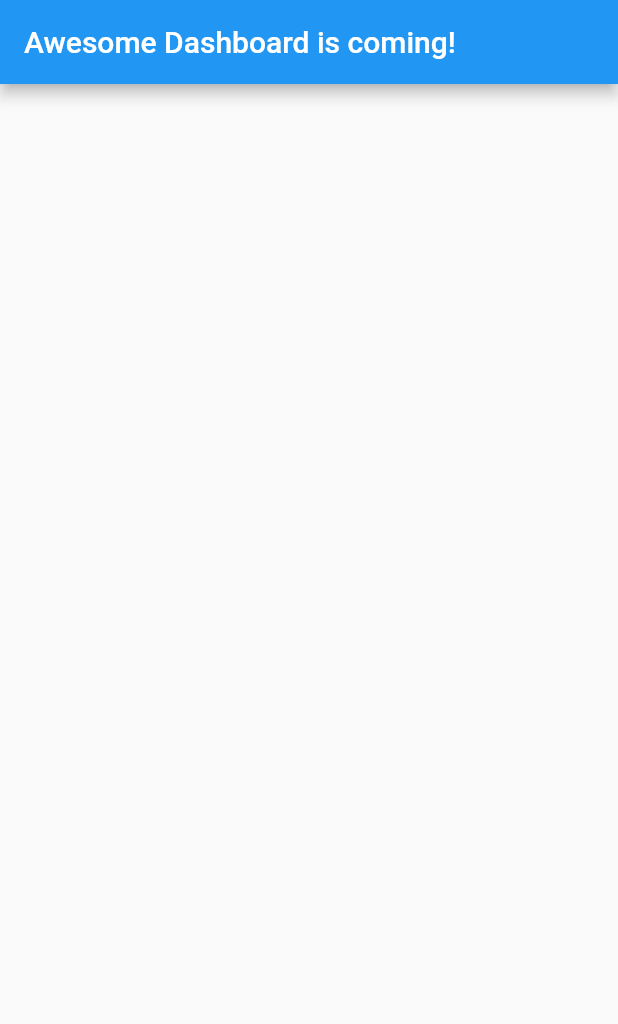
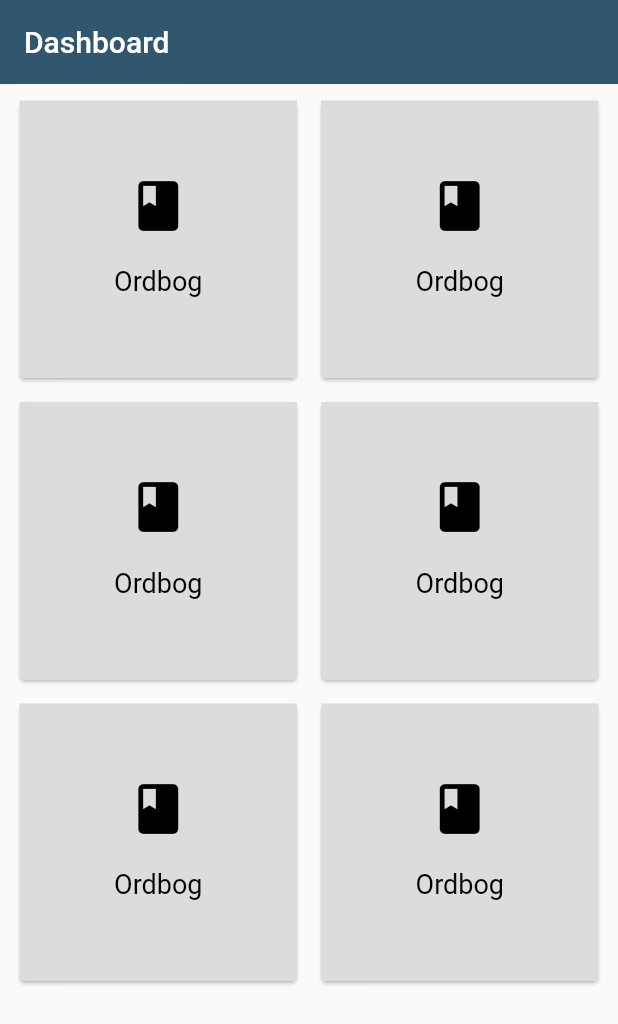
Before and after one commit to petehouston/learning-flutter-dashboard, a Flutter app: the screen it shows after launch, on a phone screen of 412 x 824 dp. Shown: the top 1024 px of the screen. Run offline on Flutter 3.47's test engine with Material 2 defaults, Android fonts, the phone set to English and light mode, and no system bars.

Commit message:
Update dashboard UI

```diff
--- a/lib/dashboard.dart
+++ b/lib/dashboard.dart
@@ -10,7 +10,54 @@ class _DashboardState extends State<Dashboard> {
   Widget build(BuildContext context) {
     return Scaffold(
       appBar: AppBar(
-        title: Text('Awesome Dashboard is coming!'),
+        title: Text('Dashboard'),
+        elevation: .1,
+        backgroundColor: Color.fromRGBO(49, 87, 110, 1.0),
+      ),
+      body: Container(
+        padding: EdgeInsets.symmetric(vertical: 0.0, horizontal: 2.0),
+        child: GridView.count(crossAxisCount: 2, padding: EdgeInsets.all(3.0), children: <Widget>[
+          makeDashboardItem('Ordbog', Icons.book),
+          makeDashboardItem('Ordbog', Icons.book),
+          makeDashboardItem('Ordbog', Icons.book),
+          makeDashboardItem('Ordbog', Icons.book),
+          makeDashboardItem('Ordbog', Icons.book),
+          makeDashboardItem('Ordbog', Icons.book),
+        ],),
+      ),
+    );
+  }
+
+  Card makeDashboardItem(String title, IconData icon) {
+    return Card(
+      elevation: 1.0,
+      margin: EdgeInsets.all(8.0),
+      child: Container(
+        decoration: BoxDecoration(
+          color: Color.fromRGBO(220, 220, 220, 1.0),
+        ),
+        child: InkWell(
+          onTap: () {},
+          child: Column(
+            crossAxisAlignment: CrossAxisAlignment.stretch,
+            mainAxisSize: MainAxisSize.min,
+            verticalDirection: VerticalDirection.down,
+            children: <Widget>[
+              SizedBox(height: 50.0,),
+              Center(
+                child: Icon(
+                  icon,
+                  size: 40.0,
+                    color: Colors.black,
+                ),
+              ),
+              SizedBox(height: 20.0,),
+              Center(
+                child: Text(title, style: TextStyle(fontSize: 18.0, color: Colors.black),),
+              )
+            ],
+          ),
+        ),
       ),
     );
   }
```
